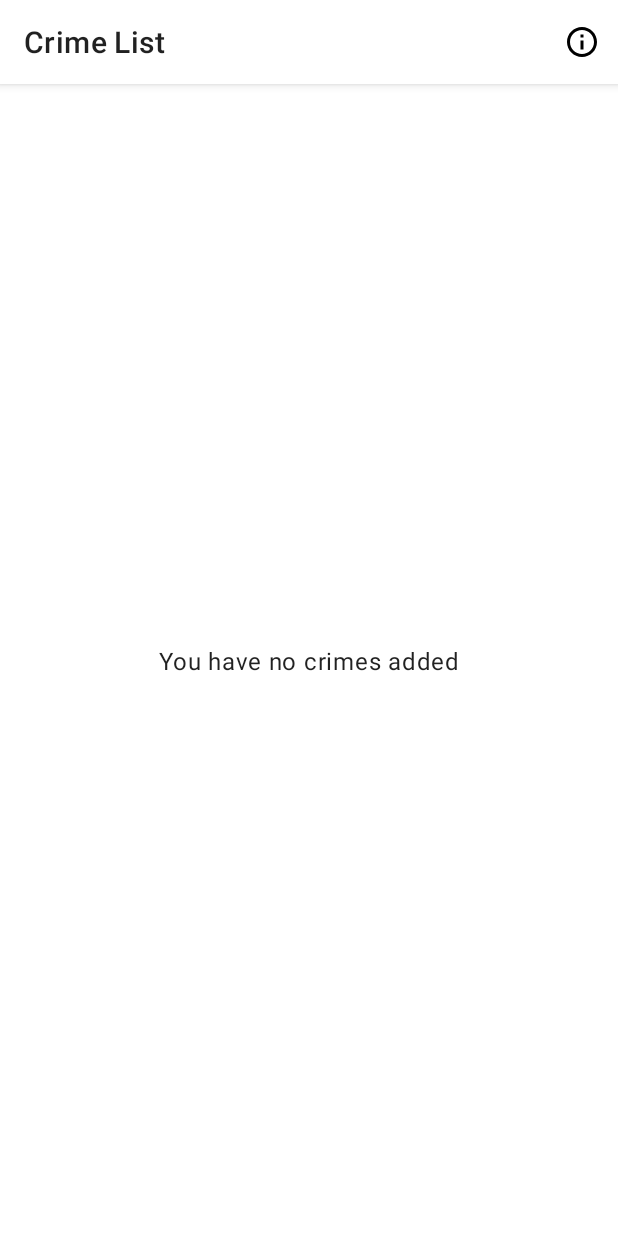
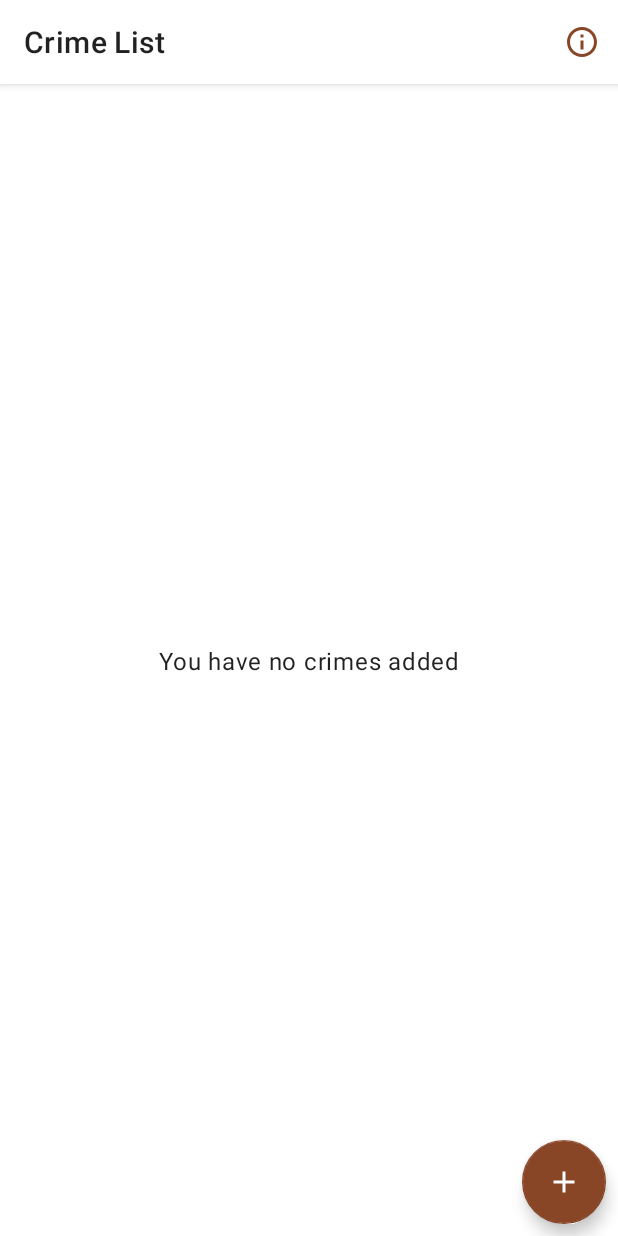
Before and after one commit to HadySalhab/CriminialIntent-MVVM, an Android app: the screen it shows after launch (MainActivity), on a phone screen of 412 x 824 dp. Run offline under Robolectric (Android 15) with nearby library versions, the phone set to English and light mode, and no system bars; our stand-ins replace Room's generated code, data binding, navigation-ui; 3 statements that could not run were skipped.

Commit message:
Wiring List and Detail fragment

```diff
--- a/app/src/main/java/com/android/myapplication/criminialintent_refactored/CrimeFragment.kt
+++ b/app/src/main/java/com/android/myapplication/criminialintent_refactored/CrimeFragment.kt
@@ -2,20 +2,23 @@ package com.android.myapplication.criminialintent_refactored
 
 
 import android.os.Bundle
+import android.view.*
 import androidx.fragment.app.Fragment
-import android.view.LayoutInflater
-import android.view.View
-import android.view.ViewGroup
 import android.widget.TextView
+import androidx.navigation.fragment.navArgs
 import com.android.myapplication.criminialintent_refactored.databinding.FragmentCrimeBinding
 import org.koin.androidx.viewmodel.ext.android.viewModel
+import org.koin.core.parameter.parametersOf
 
 /**
  * A simple [Fragment] subclass.
  */
 class CrimeFragment : Fragment() {
     private lateinit var binding:FragmentCrimeBinding
-    private val viewModel:CrimeDetailViewModel by viewModel()
+    private val args by navArgs<CrimeFragmentArgs>()
+    private val viewModel:CrimeDetailViewModel by viewModel {
+        parametersOf(args.id)
+    }
     override fun onCreateView(
         inflater: LayoutInflater, container: ViewGroup?,
         savedInstanceState: Bundle?
@@ -23,7 +26,14 @@ class CrimeFragment : Fragment() {
         binding = FragmentCrimeBinding.inflate(layoutInflater,container,false)
         binding.viewModel = viewModel
         binding.lifecycleOwner = viewLifecycleOwner
+        setHasOptionsMenu(true)
         return binding.root
+    }
+
+    override fun onCreateOptionsMenu(menu: Menu, inflater: MenuInflater) {
+        super.onCreateOptionsMenu(menu, inflater)
+        menu.findItem(R.id.aboutFragment).setVisible(false)
+        inflater.inflate(R.menu.fragment_crime,menu)
     }
 
 
--- a/app/src/main/java/com/android/myapplication/criminialintent_refactored/ListCrimesFragment.kt
+++ b/app/src/main/java/com/android/myapplication/criminialintent_refactored/ListCrimesFragment.kt
@@ -6,6 +6,8 @@ import android.view.LayoutInflater
 import android.view.View
 import android.view.ViewGroup
 import androidx.fragment.app.Fragment
+import androidx.lifecycle.observe
+import androidx.navigation.fragment.findNavController
 import androidx.recyclerview.widget.DividerItemDecoration
 import com.android.myapplication.criminialintent_refactored.databinding.FragmentCrimesListBinding
 import org.koin.androidx.viewmodel.ext.android.viewModel
@@ -33,8 +35,19 @@ class ListCrimesFragment : Fragment() {
             addItemDecoration(DividerItemDecoration(activity, DividerItemDecoration.VERTICAL))
         }
         binding.viewModel = viewModel
-        binding.lifecycleOwner = viewLifecycleOwner
+        binding.lifecycleOwner = this.viewLifecycleOwner
         return binding.root
+    }
+
+    override fun onActivityCreated(savedInstanceState: Bundle?) {
+        super.onActivityCreated(savedInstanceState)
+        viewModel.navigate.observe(this.viewLifecycleOwner){navigate->
+            if(navigate){
+                viewModel.resetNavigation()
+                val action = ListCrimesFragmentDirections.actionListCrimesFragmentToCrimeFragment(null)
+                findNavController().navigate(action)
+            }
+        }
     }
 
 
--- a/app/src/main/java/com/android/myapplication/criminialintent_refactored/ListCrimesViewModel.kt
+++ b/app/src/main/java/com/android/myapplication/criminialintent_refactored/ListCrimesViewModel.kt
@@ -1,13 +1,14 @@
 package com.android.myapplication.criminialintent_refactored
 
-import androidx.lifecycle.Transformations
-import androidx.lifecycle.ViewModel
-import androidx.lifecycle.viewModelScope
+import androidx.lifecycle.*
 import kotlinx.coroutines.launch
 
 class ListCrimesViewModel (val repository: Repository) : ViewModel() {
 
     val crimeListLiveData = repository.crimesLiveData
+    private val _navigate = MutableLiveData<Boolean>(false)
+    val navigate:LiveData<Boolean>
+    get() = _navigate
 
 
     val isEmpty = Transformations.map(crimeListLiveData) {
@@ -19,4 +20,10 @@ class ListCrimesViewModel (val repository: Repository) : ViewModel() {
             repository.save(crimeModel = crime)
         }
     }
+    fun navigateToEdit(){
+        _navigate.value = true
+    }
+    fun resetNavigation(){
+        _navigate.value = false
+    }
 }
--- a/app/src/main/java/com/android/myapplication/criminialintent_refactored/database/CrimeDb.kt
+++ b/app/src/main/java/com/android/myapplication/criminialintent_refactored/database/CrimeDb.kt
@@ -7,7 +7,7 @@ import androidx.room.RoomDatabase
 import androidx.room.TypeConverters
 
 private const val  DB_NAME = "crime.db"
-@Database(entities = [CrimeEntity::class],version = 1)
+@Database(entities = [CrimeEntity::class],version = 1,exportSchema = false)
 @TypeConverters(CrimeTypeConverters::class)
 abstract class CrimeDb:RoomDatabase(){
     abstract fun crimeDao(): CrimeDao
--- a/app/src/main/res/drawable/ic_about.xml
+++ b/app/src/main/res/drawable/ic_about.xml
@@ -4,6 +4,6 @@
         android:viewportWidth="24.0"
         android:viewportHeight="24.0">
     <path
-        android:fillColor="#FF000000"
+        android:fillColor="?attr/colorSecondary"
         android:pathData="M11,17h2v-6h-2v6zM12,2C6.48,2 2,6.48 2,12s4.48,10 10,10 10,-4.48 10,-10S17.52,2 12,2zM12,20c-4.41,0 -8,-3.59 -8,-8s3.59,-8 8,-8 8,3.59 8,8 -3.59,8 -8,8zM11,9h2L13,7h-2v2z"/>
 </vector>
--- /dev/null
+++ b/app/src/main/res/drawable/ic_add.xml
@@ -0,0 +1,25 @@
+<!--
+  ~ Copyright (C) 2019 The Android Open Source Project
+  ~
+  ~ Licensed under the Apache License, Version 2.0 (the "License");
+  ~ you may not use this file except in compliance with the License.
+  ~ You may obtain a copy of the License at
+  ~
+  ~      http://www.apache.org/licenses/LICENSE-2.0
+  ~
+  ~ Unless required by applicable law or agreed to in writing, software
+  ~ distributed under the License is distributed on an "AS IS" BASIS,
+  ~ WITHOUT WARRANTIES OR CONDITIONS OF ANY KIND, either express or implied.
+  ~ See the License for the specific language governing permissions and
+  ~ limitations under the License.
+  -->
+
+<vector xmlns:android="http://schemas.android.com/apk/res/android"
+    android:width="24dp"
+    android:height="24dp"
+    android:viewportWidth="24.0"
+    android:viewportHeight="24.0">
+    <path
+        android:fillColor="?attr/colorSecondary"
+        android:pathData="M19,13h-6v6h-2v-6H5v-2h6V5h2v6h6v2z" />
+</vector>
--- a/app/src/main/res/layout/fragment_crimes_list.xml
+++ b/app/src/main/res/layout/fragment_crimes_list.xml
@@ -11,7 +11,9 @@
             name="viewModel"
             type="com.android.myapplication.criminialintent_refactored.ListCrimesViewModel" />
     </data>
-
+    <androidx.coordinatorlayout.widget.CoordinatorLayout
+        android:layout_width="match_parent"
+        android:layout_height="match_parent">
     <androidx.constraintlayout.widget.ConstraintLayout
         android:orientation="vertical"
         android:layout_width="match_parent"
@@ -41,4 +43,14 @@
             app:layout_constraintTop_toTopOf="parent" />
 
     </androidx.constraintlayout.widget.ConstraintLayout>
+        <com.google.android.material.floatingactionbutton.FloatingActionButton
+            android:id="@+id/add_note_fab"
+            android:layout_width="wrap_content"
+            android:layout_height="wrap_content"
+            android:layout_margin="@dimen/medium_margin"
+            app:srcCompat="@drawable/ic_add"
+            android:layout_gravity="end|bottom"
+            android:onClick="@{()->viewModel.navigateToEdit()}"
+            />
+    </androidx.coordinatorlayout.widget.CoordinatorLayout>
 </layout>
```
